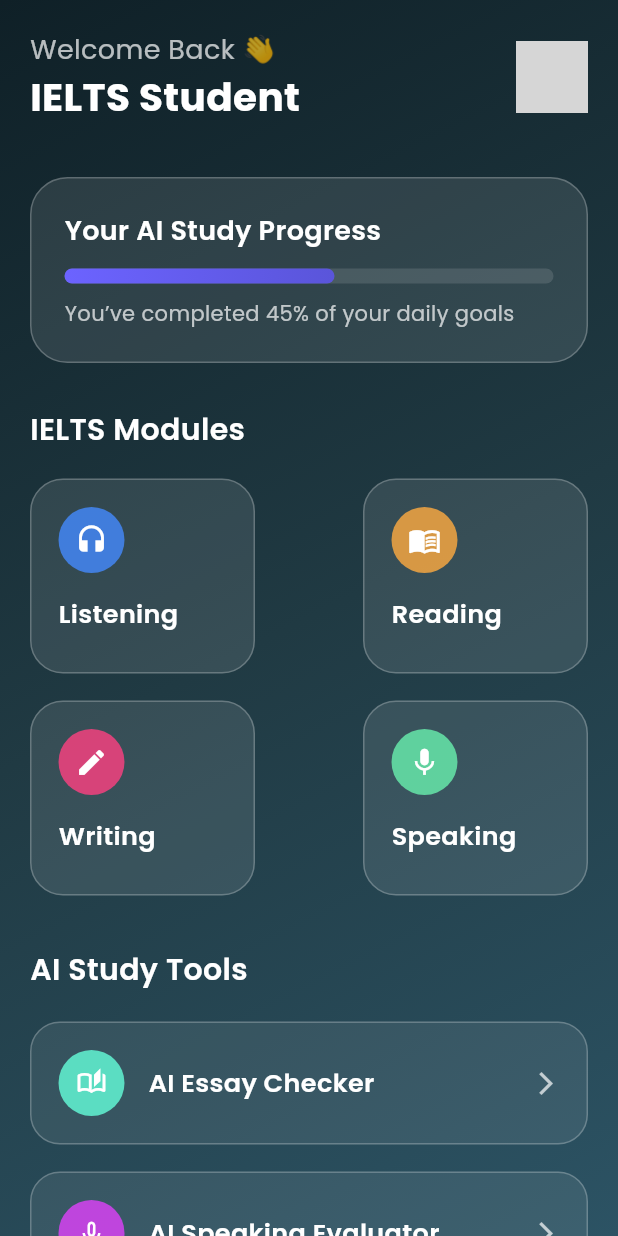
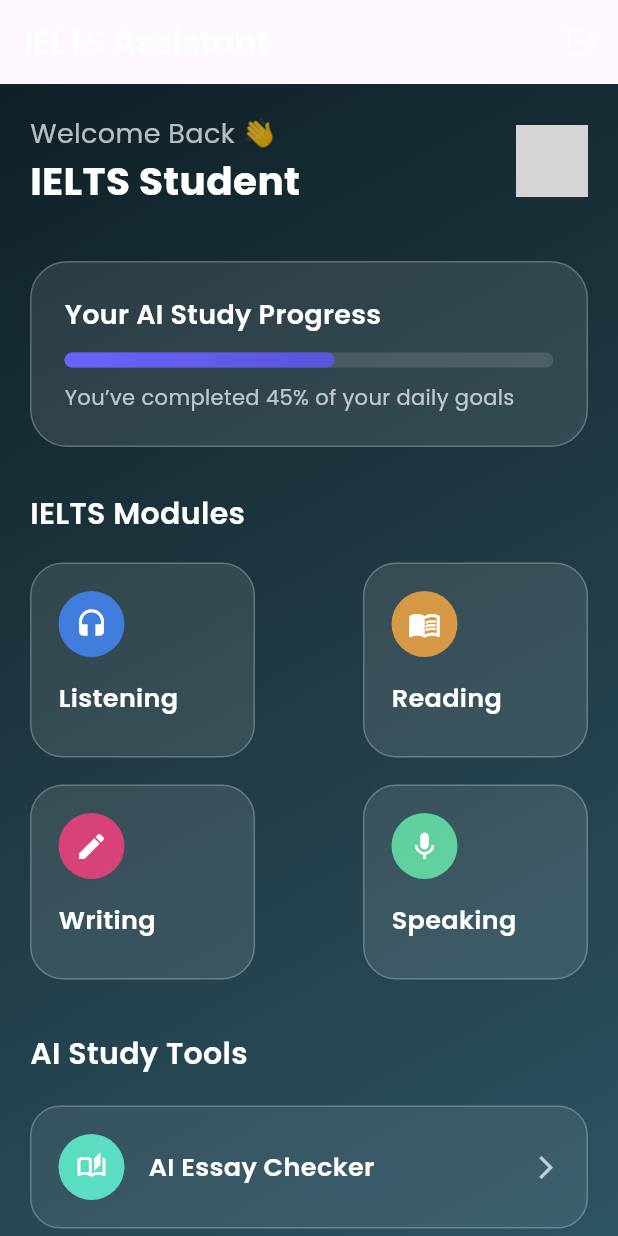
Before and after one commit to Muhammad-Rashid-172002/IELTS-AI-Study-Assistant, a Flutter app: the HomeScreen screen opened directly, on a phone screen of 412 x 824 dp. Run offline on Flutter 3.47's test engine with Material 3 defaults, Android fonts, the phone set to English and light mode, and no system bars; our stand-ins replace cloud_firestore, firebase_auth, firebase_core, firebase_storage, flutter_spinkit, google_fonts and 2 more; accounts and stored records are empty; grey boxes are pictures that could not be loaded.

Commit message:
added logout icon in app bar

```diff
--- a/lib/view/home/home_Screen.dart
+++ b/lib/view/home/home_Screen.dart
@@ -44,23 +44,23 @@ class HomeScreen extends StatelessWidget {
     }
 
     return Scaffold(
-  //     appBar: AppBar(
-  //   backgroundColor: Colors.transparent,
-  //   elevation: 0,
-  //   title: Text(
-  //     "IELTS Assistant",
-  //     style: GoogleFonts.poppins(
-  //       color: Colors.white,
-  //       fontWeight: FontWeight.w600,
-  //     ),
-  //   ),
-  //   actions: [
-  //     IconButton(
-  //       icon: const Icon(Icons.logout, color: Colors.white),
-  //       onPressed: () => _showLogoutDialog(context),
-  //     ),
-  //   ],
-  // ),
+      appBar: AppBar(
+    backgroundColor: Colors.transparent,
+    elevation: 0,
+    title: Text(
+      "IELTS Assistant",
+      style: GoogleFonts.poppins(
+        color: Colors.white,
+        fontWeight: FontWeight.w600,
+      ),
+    ),
+    actions: [
+      IconButton(
+        icon: const Icon(Icons.logout, color: Colors.white),
+        onPressed: () => _showLogoutDialog(context),
+      ),
+    ],
+  ),
       body: Container(
         decoration: const BoxDecoration(
           gradient: LinearGradient(
```
